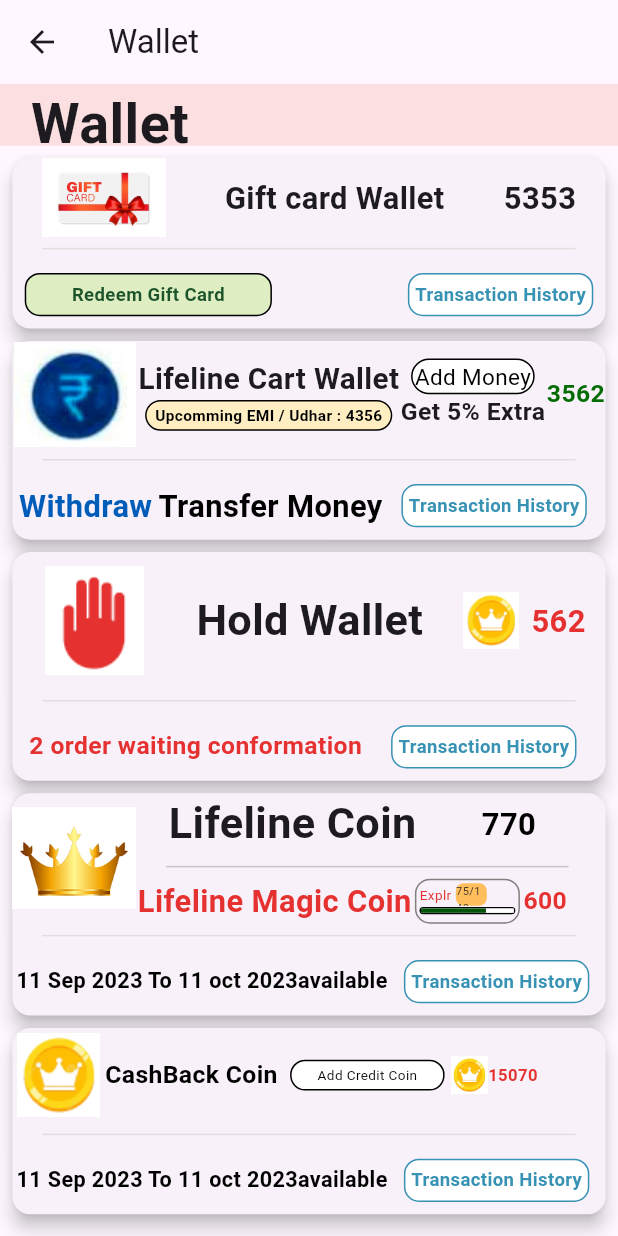
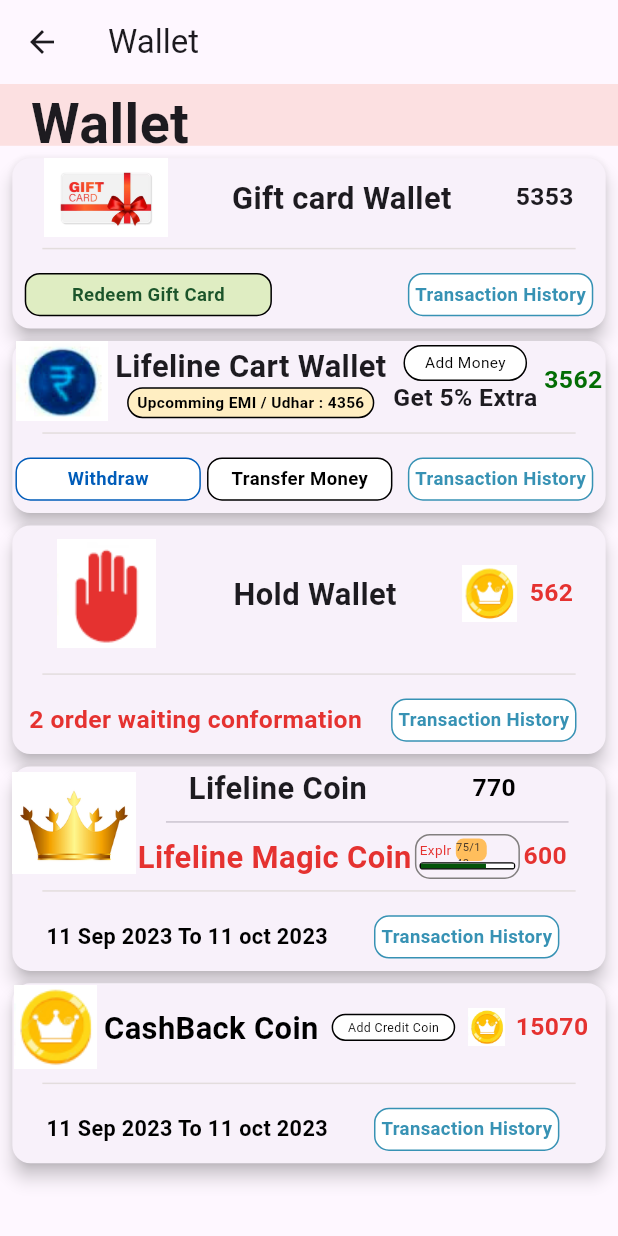
Before and after one commit to sadid369/balance_and_wallet_1, a Flutter app: the screen it shows after launch, after a tap on "Wallet", on a phone screen of 412 x 824 dp. Run offline on Flutter 3.47's test engine with Material 3 defaults, Android fonts, the phone set to English and light mode, and no system bars; our stand-ins replace gap; missing offline and left inert: control_style.

Commit message:
correction done

```diff
--- a/lib/screens/home_screen.dart
+++ b/lib/screens/home_screen.dart
@@ -19,7 +19,8 @@ class HomeScreen extends StatelessWidget {
     ];
     return Scaffold(
       backgroundColor: Colors.black,
-      body: SizedBox(
+      body: SafeArea(
+        child: SizedBox(
           width: MediaQuery.of(context).size.width,
           // height: MediaQuery.of(context).size.height,
           child: Center(
@@ -43,6 +44,7 @@ class HomeScreen extends StatelessWidget {
             ),
           ),
         ),
+      ),
     );
   }
 }
--- a/lib/screens/wallet_and_card_screen.dart
+++ b/lib/screens/wallet_and_card_screen.dart
@@ -123,6 +123,25 @@ class WalletAndCardScreen extends StatelessWidget {
                 ],
               ),
             ),
+            Container(
+              padding: const EdgeInsets.only(left: 20),
+              margin: const EdgeInsets.symmetric(horizontal: 10, vertical: 5),
+              alignment: Alignment.centerLeft,
+              width: width,
+              height: height * 0.04,
+              decoration: BoxDecoration(
+                border: Border.all(color: const Color(0xff737474), width: 1),
+                borderRadius: BorderRadius.circular(8),
+              ),
+              child: Text(
+                'Benefits Activate Prime Membership',
+                style: TextStyle(
+                  color: const Color(0xff0C4D72),
+                  fontSize: width * 0.05,
+                  fontWeight: FontWeight.bold,
+                ),
+              ),
+            ),
             Stack(
               children: [
                 Container(
@@ -149,25 +168,6 @@ class WalletAndCardScreen extends StatelessWidget {
                   ),
                 )
               ],
-            ),
-            Container(
-              padding: const EdgeInsets.only(left: 20),
-              margin: const EdgeInsets.symmetric(horizontal: 10),
-              alignment: Alignment.centerLeft,
-              width: width,
-              height: height * 0.06,
-              decoration: BoxDecoration(
-                border: Border.all(color: Colors.black, width: 1),
-                borderRadius: BorderRadius.circular(8),
-              ),
-              child: Text(
-                'Wallet and Card',
-                style: TextStyle(
-                  color: Colors.black,
-                  fontSize: width * 0.07,
-                  fontWeight: FontWeight.bold,
-                ),
-              ),
             ),
             SizedBox(
               width: width,
--- a/lib/screens/wallet_screen.dart
+++ b/lib/screens/wallet_screen.dart
@@ -61,7 +61,7 @@ class WalletScreen extends StatelessWidget {
                         Text(
                           '5353',
                           style: TextStyle(
-                            fontSize: width * 0.05,
+                            fontSize: width * 0.04,
                             fontWeight: FontWeight.bold,
                           ),
                         ),
@@ -126,14 +126,14 @@ class WalletScreen extends StatelessWidget {
                       children: [
                         Image.asset(
                           AppImage.rupeeIcon,
-                          width: width * 0.2,
+                          width: width * 0.15,
                         ),
                         Column(
                           children: [
                             Text(
                               'Lifeline Cart Wallet',
                               style: TextStyle(
-                                fontSize: width * 0.048,
+                                fontSize: width * 0.05,
                                 fontWeight: FontWeight.bold,
                               ),
                             ),
@@ -163,7 +163,7 @@ class WalletScreen extends StatelessWidget {
                               borderRadius: 15,
                               borderWidth: 1,
                               elevation: 0,
-                              fontSize: 15,
+                              fontSize: width * 0.025,
                               height: height * 0.029,
                               width: width * 0.2,
                               padding: 0,
@@ -201,20 +201,35 @@ class WalletScreen extends StatelessWidget {
                         Row(
                           mainAxisAlignment: MainAxisAlignment.spaceBetween,
                           children: [
-                            Text(
-                              'Withdraw',
-                              style: TextStyle(
-                                  color: const Color(0xff005CB9),
-                                  fontSize: width * 0.05,
-                                  fontWeight: FontWeight.bold),
+                            CustomButton(
+                              text: 'Withdraw',
+                              backgroundColor: Colors.white,
+                              textColor: const Color(0xff005CB9),
+                              borderColor: const Color(0xff005CB9),
+                              borderRadius: 10,
+                              borderWidth: 1,
+                              elevation: 0,
+                              fontSize: width * 0.03,
+                              height: height * 0.035,
+                              width: width * 0.3,
+                              padding: 0,
+                              margin: width * 0.005,
+                              fontWeight: FontWeight.bold,
                             ),
-                            Gap(width * 0.01),
-                            Text(
-                              'Transfer Money',
-                              style: TextStyle(
-                                  color: Colors.black,
-                                  fontSize: width * 0.05,
-                                  fontWeight: FontWeight.bold),
+                            CustomButton(
+                              text: 'Transfer Money',
+                              backgroundColor: Colors.white,
+                              textColor: Colors.black,
+                              borderColor: Colors.black,
+                              borderRadius: 10,
+                              borderWidth: 1,
+                              elevation: 0,
+                              fontSize: width * 0.03,
+                              height: height * 0.035,
+                              width: width * 0.3,
+                              padding: 0,
+                              margin: width * 0.005,
+                              fontWeight: FontWeight.bold,
                             ),
                           ],
                         ),
@@ -244,8 +259,9 @@ class WalletScreen extends StatelessWidget {
               margin: EdgeInsets.symmetric(
                   horizontal: width * 0.02, vertical: width * 0.01),
               child: Container(
-                decoration:
-                    BoxDecoration(borderRadius: BorderRadius.circular(20)),
+                decoration: BoxDecoration(
+                  borderRadius: BorderRadius.circular(20),
+                ),
                 child: Column(
                   children: [
                     Row(
@@ -258,7 +274,7 @@ class WalletScreen extends StatelessWidget {
                         Text(
                           'Hold Wallet',
                           style: TextStyle(
-                            fontSize: width * 0.07,
+                            fontSize: width * 0.05,
                             fontWeight: FontWeight.bold,
                           ),
                         ),
@@ -272,7 +288,7 @@ class WalletScreen extends StatelessWidget {
                             Text(
                               '562',
                               style: TextStyle(
-                                fontSize: width * 0.05,
+                                fontSize: width * 0.04,
                                 fontWeight: FontWeight.bold,
                                 color: const Color(
                                   0xffE53230,
@@ -349,14 +365,14 @@ class WalletScreen extends StatelessWidget {
                                   Text(
                                     'Lifeline Coin',
                                     style: TextStyle(
-                                      fontSize: width * 0.07,
+                                      fontSize: width * 0.05,
                                       fontWeight: FontWeight.bold,
                                     ),
                                   ),
                                   Text(
                                     '770',
                                     style: TextStyle(
-                                      fontSize: width * 0.05,
+                                      fontSize: width * 0.04,
                                       fontWeight: FontWeight.bold,
                                       color: Colors.black,
                                     ),
@@ -476,7 +492,7 @@ class WalletScreen extends StatelessWidget {
                       crossAxisAlignment: CrossAxisAlignment.center,
                       children: [
                         Text(
-                          '11 Sep 2023 To 11 oct 2023available',
+                          '11 Sep 2023 To 11 oct 2023',
                           style: TextStyle(
                             color: Colors.black,
                             fontSize: width * 0.035,
@@ -518,10 +534,10 @@ class WalletScreen extends StatelessWidget {
                       children: [
                         Image.asset(
                           AppImage.coinCrownIcon,
-                          width: width * 0.15,
+                          width: width * 0.14,
                         ),
                         SizedBox(
-                          width: width * 0.7,
+                          width: width * 0.8,
                           child: Column(
                             children: [
                               Row(
@@ -531,11 +547,11 @@ class WalletScreen extends StatelessWidget {
                                   Text(
                                     'CashBack Coin',
                                     style: TextStyle(
-                                        fontSize: width * 0.04,
+                                        fontSize: width * 0.05,
                                         fontWeight: FontWeight.bold,
                                         color: Colors.black),
                                   ),
-                                  Gap(width * 0.01),
+                                  // Gap(width * 0.01),
                                   CustomButton(
                                       text: 'Add Credit Coin',
                                       backgroundColor: Colors.white,
@@ -544,11 +560,11 @@ class WalletScreen extends StatelessWidget {
                                       borderRadius: 10,
                                       borderWidth: 1,
                                       elevation: 0,
-                                      fontSize: width * 0.022,
-                                      height: height * 0.025,
-                                      width: width * 0.25,
+                                      fontSize: width * 0.02,
+                                      height: height * 0.022,
+                                      width: width * 0.20,
                                       padding: 0,
-                                      margin: width * 0.01,
+                                      margin: width * 0.005,
                                       fontWeight: FontWeight.normal),
                                   Image.asset(
                                     AppImage.coinCrownIcon,
@@ -557,7 +573,7 @@ class WalletScreen extends StatelessWidget {
                                   Text(
                                     '15070',
                                     style: TextStyle(
-                                      fontSize: width * 0.027,
+                                      fontSize: width * 0.04,
                                       fontWeight: FontWeight.bold,
                                       color: const Color(
                                         0xffE53230,
@@ -582,7 +598,7 @@ class WalletScreen extends StatelessWidget {
                       crossAxisAlignment: CrossAxisAlignment.center,
                       children: [
                         Text(
-                          '11 Sep 2023 To 11 oct 2023available',
+                          '11 Sep 2023 To 11 oct 2023',
                           style: TextStyle(
                             color: Colors.black,
                             fontSize: width * 0.035,
```
Also changed, not shown: assets/images/credit-card-pic.png. Lines whose indentation alone changed are shown as unchanged.
